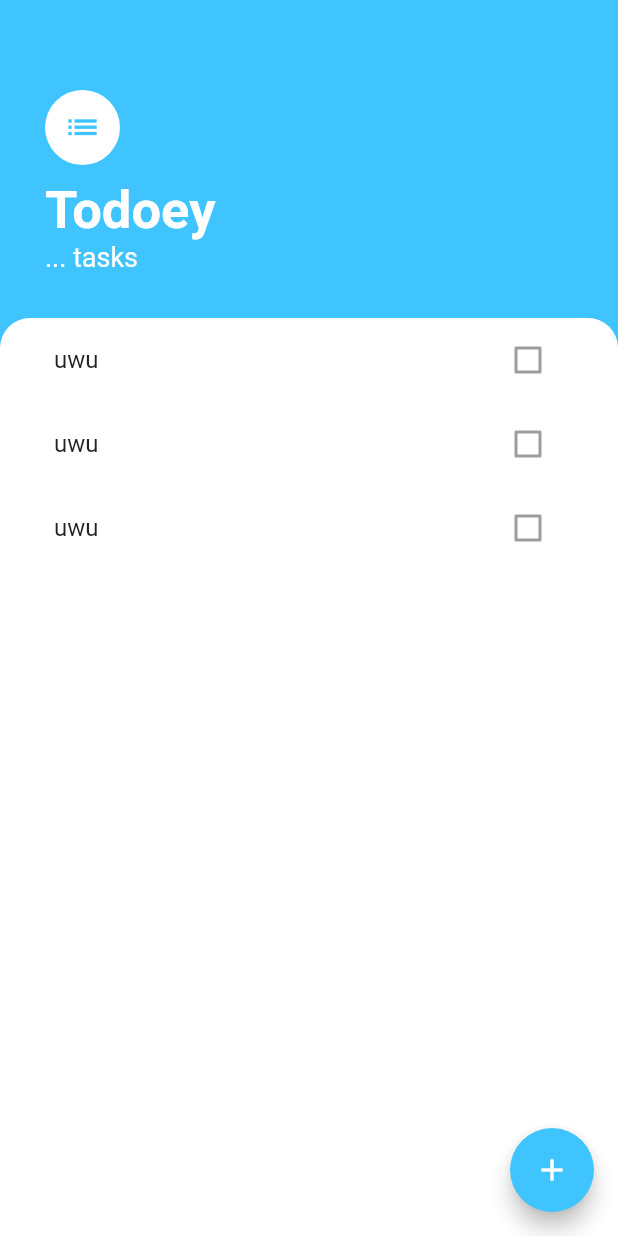
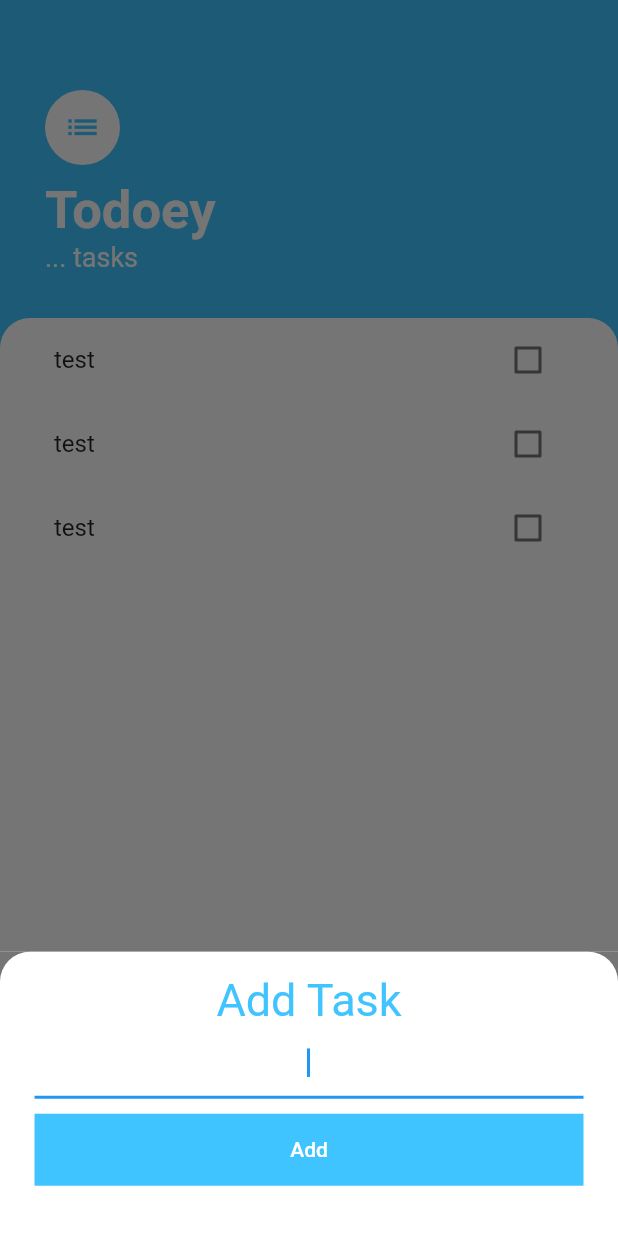
Before and after one commit to LucioMorales/Flutter-Course-Proyects, a Flutter app: the screen it shows after launch, after a tap on the "add" icon, on a phone screen of 412 x 824 dp. Run offline on Flutter 3.47's test engine with Material 2 defaults, Android fonts, the phone set to English and light mode, and no system bars; our stand-ins replace animated_text_kit, audioplayers, cloud_firestore, firebase_auth, firebase_core, flutter_spinkit and 8 more; accounts and stored records are empty.

```diff
--- /dev/null
+++ b/todoey_flutter/lib/constants.dart
@@ -0,0 +1,5 @@
+import 'package:flutter/material.dart';
+
+const kTextFieldStyle = InputDecoration(
+
+);
--- /dev/null
+++ b/todoey_flutter/lib/screens/add_task_screen.dart
@@ -0,0 +1,57 @@
+import 'package:flutter/material.dart';
+import 'package:flutter/painting.dart';
+import 'package:todoey_flutter/constants.dart';
+
+class AddTaskScreen extends StatelessWidget {
+  @override
+  Widget build(BuildContext context) {
+    return Container(
+      height: MediaQuery.of(context).size.height * 0.23,
+      color: Color(0xFF757575),
+      child: Container(
+        padding: EdgeInsets.only(
+          top: 15,
+          right: 23,
+          left: 23,
+        ),
+        decoration: BoxDecoration(
+          color: Colors.white,
+          borderRadius: BorderRadius.only(
+            topLeft: Radius.circular(20),
+            topRight: Radius.circular(20),
+          ),
+        ),
+        child: Column(
+          crossAxisAlignment: CrossAxisAlignment.stretch,
+          children: [
+            Text(
+              'Add Task',
+              textAlign: TextAlign.center,
+              style: TextStyle(fontSize: 30, color: Colors.lightBlueAccent),
+            ),
+            TextField(
+              autofocus: true,
+              textAlign: TextAlign.center,
+              decoration: kTextFieldStyle,
+            ),
+            SizedBox(
+              height: 10,
+            ),
+            Container(
+              color: Colors.lightBlueAccent,
+              child: TextButton(
+                onPressed: () {},
+                child: Text(
+                  'Add',
+                  style: TextStyle(
+                    color: Colors.white,
+                  ),
+                ),
+              ),
+            ),
+          ],
+        ),
+      ),
+    );
+  }
+}
--- a/todoey_flutter/lib/screens/tasks_screen.dart
+++ b/todoey_flutter/lib/screens/tasks_screen.dart
@@ -1,5 +1,6 @@
 import 'package:flutter/material.dart';
 import 'package:todoey_flutter/widgets/tasks_list.dart';
+import 'package:todoey_flutter/screens/add_task_screen.dart';
 
 class TasksScreen extends StatelessWidget {
   @override
@@ -7,7 +8,20 @@ class TasksScreen extends StatelessWidget {
     return Scaffold(
       backgroundColor: Colors.lightBlueAccent,
       floatingActionButton: FloatingActionButton(
-        onPressed: () {},
+        onPressed: () {
+          showModalBottomSheet(
+            isScrollControlled: true,
+            context: context,
+            builder: (context) => SingleChildScrollView(
+              child: Container(
+                padding: EdgeInsets.only(
+                  bottom: MediaQuery.of(context).viewInsets.bottom,
+                ),
+                child: AddTaskScreen(),
+              ),
+            ),
+          );
+        },
         backgroundColor: Colors.lightBlueAccent,
         child: Icon(Icons.add),
       ),
--- a/todoey_flutter/lib/widgets/tasks_tile.dart
+++ b/todoey_flutter/lib/widgets/tasks_tile.dart
@@ -1,15 +1,46 @@
 import 'package:flutter/material.dart';
 
-class TaskTile extends StatelessWidget {
+class TaskTile extends StatefulWidget {
+  @override
+  _TaskTileState createState() => _TaskTileState();
+}
+
+class _TaskTileState extends State<TaskTile> {
+  bool isChecked = false;
 
   @override
   Widget build(BuildContext context) {
     return ListTile(
-      title: Text('uwu'),
-      trailing: Checkbox(
-        value: false,
-        onChanged: null,
+      title: Text(
+        'test',
+        style: TextStyle(
+          decoration: isChecked ? TextDecoration.lineThrough : null,
+        ),
+      ),
+      trailing: TaskCheckBox(
+        checkBoxState: isChecked,
+        toggleCheckBoxState: (bool? checkBoxState) {
+          setState(() {
+            isChecked = checkBoxState ?? true;
+          });
+        },
       ),
     );
   }
 }
+
+class TaskCheckBox extends StatelessWidget {
+  final bool checkBoxState;
+  final void Function(bool?) toggleCheckBoxState;
+
+  TaskCheckBox({required this.checkBoxState, required this.toggleCheckBoxState}); //changes the value of the variable
+
+  @override
+  Widget build(BuildContext context) {
+    return Checkbox(
+      activeColor: Colors.lightBlueAccent,
+      value: checkBoxState,
+      onChanged: toggleCheckBoxState,
+    );
+  }
+}
```
Also changed, not shown: 38 other files.
